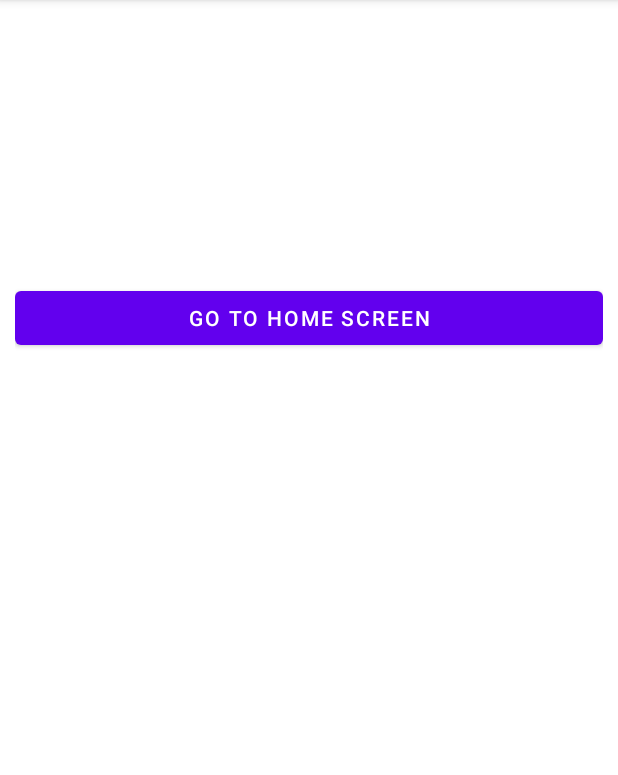
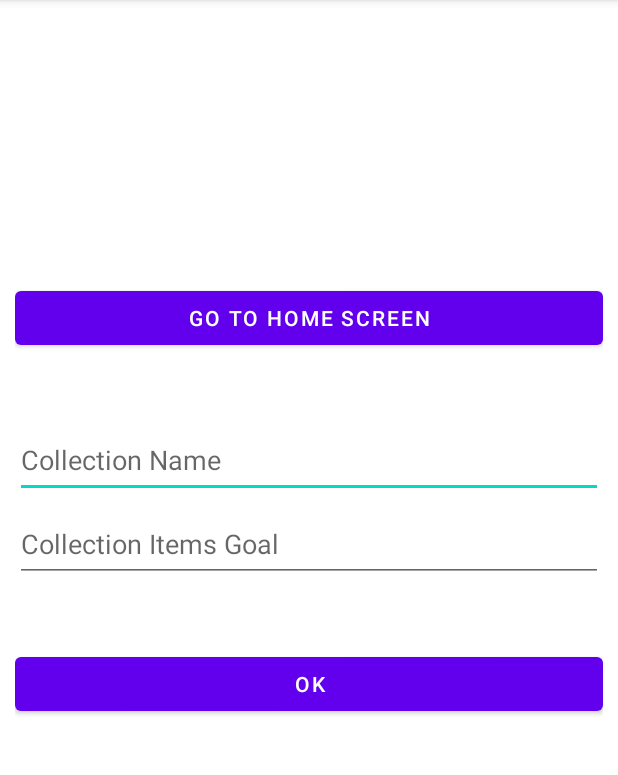
Before and after one commit to ObsidianF/OPSCpart2, an Android app: the AddCollectionActivity screen opened directly, with no data from a screen before it, on a phone screen of 412 x 824 dp, the part 84-859 px from its top. Run offline under Robolectric (Android 15) with nearby library versions, the phone set to English and light mode, and no system bars; our stand-ins replace Firebase (no records; nobody signed in at launch, a user with empty details on screens opened directly).

Commit message:
Added add collection and connetcs to database and stores collection is broken as fuck though

```diff
--- a/app/build.gradle
+++ b/app/build.gradle
@@ -34,6 +34,7 @@ dependencies {
     implementation 'com.google.android.material:material:1.6.0'
     implementation 'androidx.constraintlayout:constraintlayout:2.1.3'
     implementation 'com.google.firebase:firebase-auth:21.0.4'
+    implementation 'com.google.firebase:firebase-database:20.0.5'
     testImplementation 'junit:junit:4.13.2'
     androidTestImplementation 'androidx.test.ext:junit:1.1.3'
     androidTestImplementation 'androidx.test.espresso:espresso-core:3.4.0'
--- a/app/src/main/AndroidManifest.xml
+++ b/app/src/main/AndroidManifest.xml
@@ -1,6 +1,8 @@
 <?xml version="1.0" encoding="utf-8"?>
 <manifest xmlns:android="http://schemas.android.com/apk/res/android"
     package="com.example.opscpart2">
+
+    <uses-permission android:name="android.permission.INTERNET"/>
 
     <application
         android:allowBackup="true"
--- a/app/src/main/java/com/example/opscpart2/AddCollectionActivity.java
+++ b/app/src/main/java/com/example/opscpart2/AddCollectionActivity.java
@@ -1,13 +1,28 @@
 package com.example.opscpart2;
 
+import androidx.annotation.NonNull;
 import androidx.appcompat.app.AppCompatActivity;
 
 import android.content.Intent;
 import android.os.Bundle;
 import android.view.View;
 import android.widget.Button;
+import android.widget.EditText;
+
+import com.google.firebase.database.DataSnapshot;
+import com.google.firebase.database.DatabaseError;
+import com.google.firebase.database.DatabaseReference;
+import com.google.firebase.database.FirebaseDatabase;
+import com.google.firebase.database.ValueEventListener;
 
 public class AddCollectionActivity extends AppCompatActivity {
+
+    FirebaseDatabase database;
+    DatabaseReference ref;
+    EditText collectionname,goal;
+    int maxid = 0;
+    Collections collections;
+    Button btn;
 
     private Button Home;
 
@@ -15,6 +30,46 @@ public class AddCollectionActivity extends AppCompatActivity {
     protected void onCreate(Bundle savedInstanceState) {
         super.onCreate(savedInstanceState);
         setContentView(R.layout.activity_add_collection);
+
+        collectionname= findViewById(R.id.textName);
+        goal = findViewById(R.id.textGoal);
+        btn = findViewById(R.id.btnStore);
+
+        collections = new Collections();
+        ref = database.getInstance().getReference().child("Collection");
+
+        ref.addValueEventListener(new ValueEventListener() {
+            @Override
+            public void onDataChange(@NonNull DataSnapshot snapshot) {
+                if (snapshot.exists()){
+                    maxid = (int) snapshot.getChildrenCount();
+
+                }else{
+
+                    ///
+
+                }
+            }
+
+            @Override
+            public void onCancelled(@NonNull DatabaseError error) {
+
+            }
+        });
+
+    btn.setOnClickListener(new View.OnClickListener() {
+        @Override
+        public void onClick(View v) {
+
+            collections.setName(collectionname.getText().toString());
+            collections.setName(goal.getText().toString());
+
+            ref.child(String.valueOf(maxid+1)).setValue(collections);
+
+        }
+    });
+
+
 
         Home = findViewById(R.id.btnHome);
 
--- /dev/null
+++ b/app/src/main/java/com/example/opscpart2/Collections.java
@@ -0,0 +1,24 @@
+package com.example.opscpart2;
+
+public class Collections {
+    private String name;
+    private int goal;
+
+    public Collections(){}
+
+    public String getName() {
+        return name;
+    }
+
+    public void setName(String name) {
+        this.name = name;
+    }
+
+    public int getGoal() {
+        return goal;
+    }
+
+    public void setGoal(int goal) {
+        this.goal = goal;
+    }
+}
--- a/app/src/main/res/layout/activity_add_collection.xml
+++ b/app/src/main/res/layout/activity_add_collection.xml
@@ -7,6 +7,24 @@
     tools:context=".MainActivity"
     android:layout_margin="10dp">
 
+    <EditText
+        android:id="@+id/textName"
+        android:layout_width="match_parent"
+        android:layout_height="50dp"
+        android:layout_above="@+id/btnHome"
+        android:layout_marginBottom="-144dp"
+        android:hint="Collection Name"
+        android:inputType="text" />
+
+    <EditText
+        android:id="@+id/textGoal"
+        android:layout_width="match_parent"
+        android:layout_height="50dp"
+        android:layout_above="@+id/btnHome"
+        android:layout_marginBottom="-200dp"
+        android:hint="Collection Items Goal"
+        android:inputType="number" />
+
     <Button
         android:id="@+id/btnHome"
         android:layout_width="match_parent"
@@ -15,5 +33,13 @@
         android:layout_marginBottom="522dp"
         android:text="Go to Home screen" />
 
+    <Button
+        android:id="@+id/btnStore"
+        android:layout_width="match_parent"
+        android:layout_height="wrap_content"
+        android:layout_alignParentBottom="true"
+        android:layout_marginBottom="278dp"
+        android:text="OK" />
+
 
 </RelativeLayout>
```
Also changed, not shown: 1 other file.
